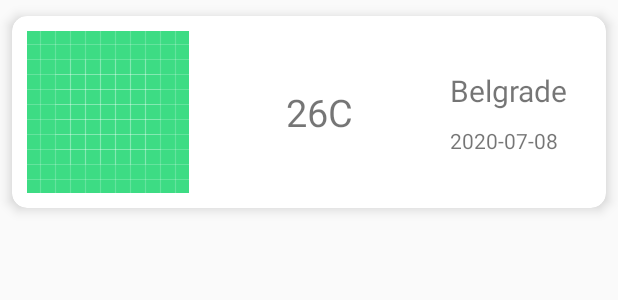
After one commit to Danijal98/Weather_App, an Android app: the layout weather_item.xml on its own in the app's theme, with its tools: preview values and no code run, on a phone screen of 412 x 824 dp. The commit adds this screen. Shown: the top 300 px of the screen. Run offline under Robolectric (Android 15) with nearby library versions, the phone set to English and light mode, and no system bars.

Commit message:
View added (with Map api) Weather api still not working

```diff
--- a/app/build.gradle
+++ b/app/build.gradle
@@ -79,6 +79,7 @@ dependencies {
     implementation "org.koin:koin-androidx-viewmodel:$koinVersion"
     implementation "org.koin:koin-androidx-fragment:$koinVersion"
     implementation "org.koin:koin-androidx-ext:$koinVersion"
+    implementation 'androidx.appcompat:appcompat:1.1.0'
     testImplementation "org.koin:koin-test:$koinVersion"
 
     /* DATA */
@@ -114,4 +115,7 @@ dependencies {
     implementation 'com.facebook.stetho:stetho-okhttp3:1.5.1'
     implementation 'com.facebook.stetho:stetho-okhttp:1.5.1'
     implementation 'com.facebook.stetho:stetho-urlconnection:1.5.1'
+
+    // Maps
+    implementation 'com.google.android.gms:play-services-maps:17.0.0'
 }
--- a/app/src/main/java/rs/raf/jul/danijal_azerovic_rn8618/data/repositories/WeatherRepository.kt
+++ b/app/src/main/java/rs/raf/jul/danijal_azerovic_rn8618/data/repositories/WeatherRepository.kt
@@ -3,6 +3,7 @@ package rs.raf.jul.danijal_azerovic_rn8618.data.repositories
 import io.reactivex.Observable
 import rs.raf.jul.danijal_azerovic_rn8618.data.models.Resource
 import rs.raf.jul.danijal_azerovic_rn8618.data.models.Weather
+import rs.raf.jul.danijal_azerovic_rn8618.utilities.WeatherFilter
 
 interface WeatherRepository {
 
--- a/app/src/main/java/rs/raf/jul/danijal_azerovic_rn8618/data/repositories/WeatherRepositoryImpl.kt
+++ b/app/src/main/java/rs/raf/jul/danijal_azerovic_rn8618/data/repositories/WeatherRepositoryImpl.kt
@@ -7,6 +7,7 @@ import rs.raf.jul.danijal_azerovic_rn8618.data.models.Resource
 import rs.raf.jul.danijal_azerovic_rn8618.data.models.Weather
 import rs.raf.jul.danijal_azerovic_rn8618.data.models.WeatherEntity
 import rs.raf.jul.danijal_azerovic_rn8618.data.models.WeatherResponse
+import rs.raf.jul.danijal_azerovic_rn8618.utilities.WeatherFilter
 import timber.log.Timber
 
 class WeatherRepositoryImpl (
@@ -19,9 +20,7 @@ class WeatherRepositoryImpl (
             .getAll(city,days)
             .doOnNext {
                 Timber.e("Fetching data...")
-                Timber.e("$it\n")
                 val entities: List<WeatherEntity> = convertResponseToEntity(it)
-                Timber.e("$entities\n Entity size: ${entities.size}")
                 localDataSource.deleteAndInsertAll(entities)
             }
             .map {
@@ -35,6 +34,7 @@ class WeatherRepositoryImpl (
             .map {
                 it.map {
                     Weather(
+                        id = it.id.toString(),
                         cityName = it.cityName,
                         lat = it.lat,
                         lon = it.lon,
--- a/app/src/main/java/rs/raf/jul/danijal_azerovic_rn8618/presentation/contract/WeatherContract.kt
+++ b/app/src/main/java/rs/raf/jul/danijal_azerovic_rn8618/presentation/contract/WeatherContract.kt
@@ -2,6 +2,7 @@ package rs.raf.jul.danijal_azerovic_rn8618.presentation.contract
 
 import androidx.lifecycle.LiveData
 import rs.raf.jul.danijal_azerovic_rn8618.presentation.view.states.WeatherState
+import rs.raf.jul.danijal_azerovic_rn8618.utilities.WeatherFilter
 
 interface WeatherContract {
 
@@ -10,7 +11,7 @@ interface WeatherContract {
         val weatherState: LiveData<WeatherState>
 
         fun fetchWeather(city: String, days: String)
-        fun getWeather(city: String, days: String)
+        fun getWeather(filter: WeatherFilter)
 
     }
 
--- /dev/null
+++ b/app/src/main/java/rs/raf/jul/danijal_azerovic_rn8618/utilities/WeatherFilter.kt
@@ -0,0 +1,6 @@
+package rs.raf.jul.danijal_azerovic_rn8618.utilities
+
+data class WeatherFilter(
+    var city: String,
+    var days: String
+)
--- /dev/null
+++ b/app/src/main/res/layout/weather_item.xml
@@ -0,0 +1,68 @@
+<?xml version="1.0" encoding="utf-8"?>
+<androidx.cardview.widget.CardView
+    xmlns:android="http://schemas.android.com/apk/res/android"
+    android:layout_width="match_parent"
+    android:layout_height="wrap_content"
+    xmlns:app="http://schemas.android.com/apk/res-auto"
+    app:cardCornerRadius="10dp"
+    app:cardElevation="5dp"
+    app:cardPreventCornerOverlap="true"
+    app:cardUseCompatPadding="true">
+
+    <androidx.constraintlayout.widget.ConstraintLayout
+        android:layout_width="match_parent"
+        android:layout_height="wrap_content"
+        android:padding="10dp">
+
+        <ImageView
+            android:id="@+id/weatherImg"
+            android:layout_width="wrap_content"
+            android:layout_height="wrap_content"
+            app:layout_constraintTop_toTopOf="parent"
+            app:layout_constraintLeft_toLeftOf="parent"
+            app:layout_constraintBottom_toBottomOf="parent"
+            android:src="@drawable/ic_launcher_background"/>
+
+        <TextView
+            android:id="@+id/weatherTemp"
+            android:layout_width="0dp"
+            android:layout_height="wrap_content"
+            android:gravity="center"
+            android:textSize="25sp"
+            app:layout_constraintTop_toTopOf="parent"
+            app:layout_constraintLeft_toRightOf="@id/weatherImg"
+            app:layout_constraintBottom_toBottomOf="parent"
+            app:layout_constraintRight_toLeftOf="@id/linearContainer"
+            android:text="26C"/>
+
+
+        <LinearLayout
+            android:id="@+id/linearContainer"
+            android:layout_width="0dp"
+            android:layout_height="wrap_content"
+            android:orientation="vertical"
+            android:layout_marginRight="15dp"
+            app:layout_constraintBottom_toBottomOf="parent"
+            app:layout_constraintEnd_toEndOf="parent"
+            app:layout_constraintLeft_toRightOf="@id/weatherTemp"
+            app:layout_constraintTop_toTopOf="parent">
+
+            <TextView
+                android:id="@+id/weatherCity"
+                android:layout_width="wrap_content"
+                android:layout_height="wrap_content"
+                android:textSize="20sp"
+                android:text="Belgrade" />
+
+            <TextView
+                android:id="@+id/weatherDate"
+                android:layout_marginTop="10dp"
+                android:layout_width="wrap_content"
+                android:layout_height="wrap_content"
+                android:text="2020-07-08" />
+
+        </LinearLayout>
+
+    </androidx.constraintlayout.widget.ConstraintLayout>
+
+</androidx.cardview.widget.CardView>
```
Also changed, not shown: app/src/debug/res/values/google_maps_api.xml (added, +24 -0 lines), app/src/main/AndroidManifest.xml (+39 -2 lines), app/src/main/java/rs/raf/jul/danijal_azerovic_rn8618/data/models/Weather.kt (+6 -1 lines), app/src/main/java/rs/raf/jul/danijal_azerovic_rn8618/presentation/view/activities/DetailsActivity.kt (added, +56 -0 lines), app/src/main/java/rs/raf/jul/danijal_azerovic_rn8618/presentation/view/activities/MainActivity.kt (+75 -5 lines), app/src/main/java/rs/raf/jul/danijal_azerovic_rn8618/presentation/view/recycler/adapter/WeatherAdapter.kt (added, +29 -0 lines), app/src/main/java/rs/raf/jul/danijal_azerovic_rn8618/presentation/view/recycler/diff/WeatherDiffItemCallback.kt (added, +20 -0 lines), app/src/main/java/rs/raf/jul/danijal_azerovic_rn8618/presentation/view/recycler/viewholder/WeatherViewHolder.kt (added, +29 -0 lines), app/src/main/java/rs/raf/jul/danijal_azerovic_rn8618/presentation/viewmodel/WeatherViewModel.kt (+35 -0 lines), app/src/main/res/layout/activity_details.xml (added, +72 -0 lines), app/src/main/res/layout/activity_main.xml (+56 -10 lines), app/src/main/res/values/strings.xml (+9 -0 lines), gradle.properties (line endings or trailing spaces), 1 other file.
